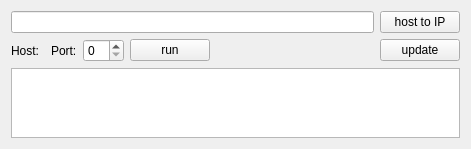
Above: Qt/my_programm/Simple_HTTP_reader/src/simple_http_reader_mainbox/ui/simple_http_reader_mainbox.ui from RinatB2017/mega_GIT before the change. Below: the same form after it.
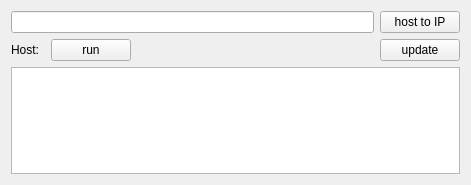
That is the form after the change. Custom widgets are drawn as their Qt base class.

What changed in the file:
```diff
--- a/Qt/my_programm/Simple_HTTP_reader/src/simple_http_reader_mainbox/ui/simple_http_reader_mainbox.ui
+++ b/Qt/my_programm/Simple_HTTP_reader/src/simple_http_reader_mainbox/ui/simple_http_reader_mainbox.ui
@@ -7,7 +7,7 @@
     <x>0</x>
     <y>0</y>
     <width>471</width>
-    <height>137</height>
+    <height>185</height>
    </rect>
   </property>
   <property name="windowTitle">
@@ -38,17 +38,7 @@
       </widget>
      </item>
      <item>
-      <widget class="IPCtrl4" name="host_widget" native="true"/>
-     </item>
-     <item>
-      <widget class="QLabel" name="label_2">
-       <property name="text">
-        <string>Port:</string>
-       </property>
-      </widget>
-     </item>
-     <item>
-      <widget class="QSpinBox" name="sb_port"/>
+      <widget class="IPV4" name="host_widget" native="true"/>
      </item>
      <item>
       <widget class="QPushButton" name="btn_run">
@@ -86,9 +76,9 @@
  </widget>
  <customwidgets>
   <customwidget>
-   <class>IPCtrl4</class>
+   <class>IPV4</class>
    <extends>QWidget</extends>
-   <header>ipctrl4.hpp</header>
+   <header>ipv4.hpp</header>
    <container>1</container>
   </customwidget>
  </customwidgets>
```
